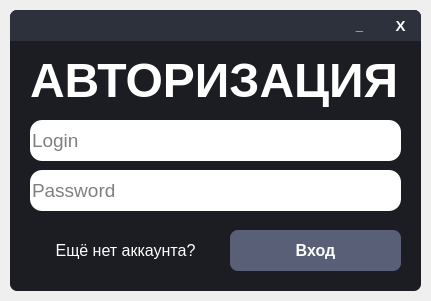
The window that VK_Bot/Authorization_Window/authorization_window.ui (otaboyevsardorbek1/VK-Bot-ru) describes before a commit, drawn with Qt 5.
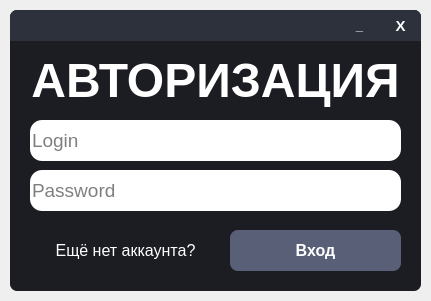
The same window after the commit. Icons and pictures are not drawn.

Patch:
```diff
--- a/VK_Bot/Authorization_Window/authorization_window.ui
+++ b/VK_Bot/Authorization_Window/authorization_window.ui
@@ -173,6 +173,9 @@
      <property name="text">
       <string>АВТОРИЗАЦИЯ</string>
      </property>
+     <property name="alignment">
+      <set>Qt::AlignCenter</set>
+     </property>
     </widget>
     <widget class="QLineEdit" name="LoginLineEdit">
      <property name="geometry">
```
